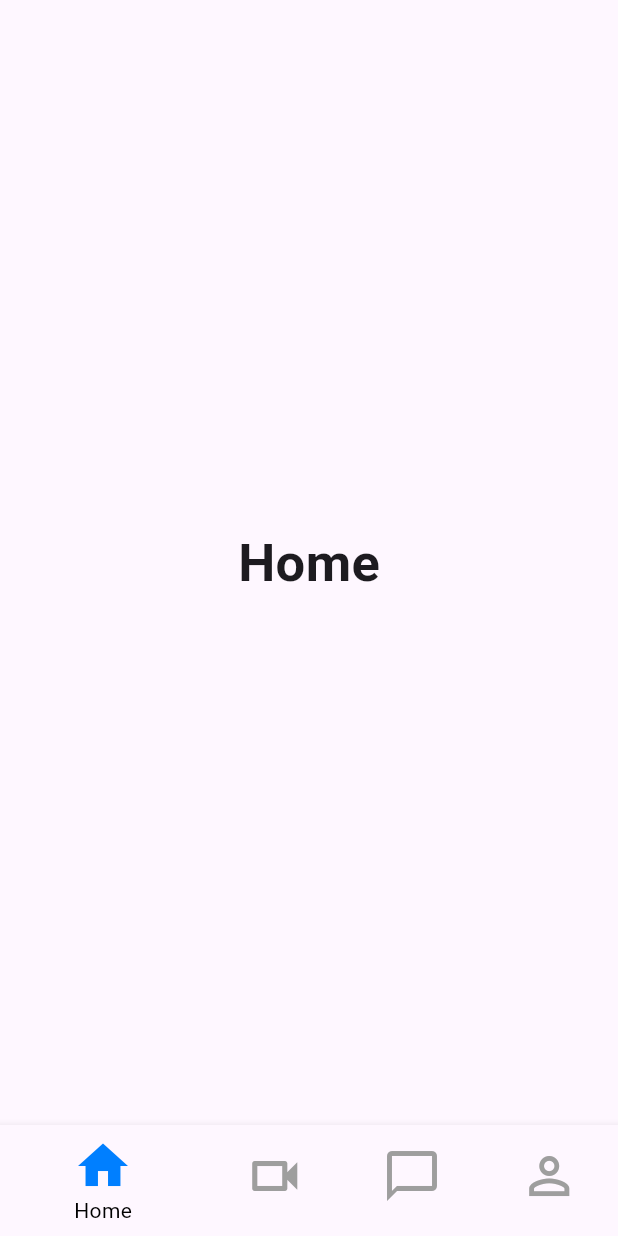
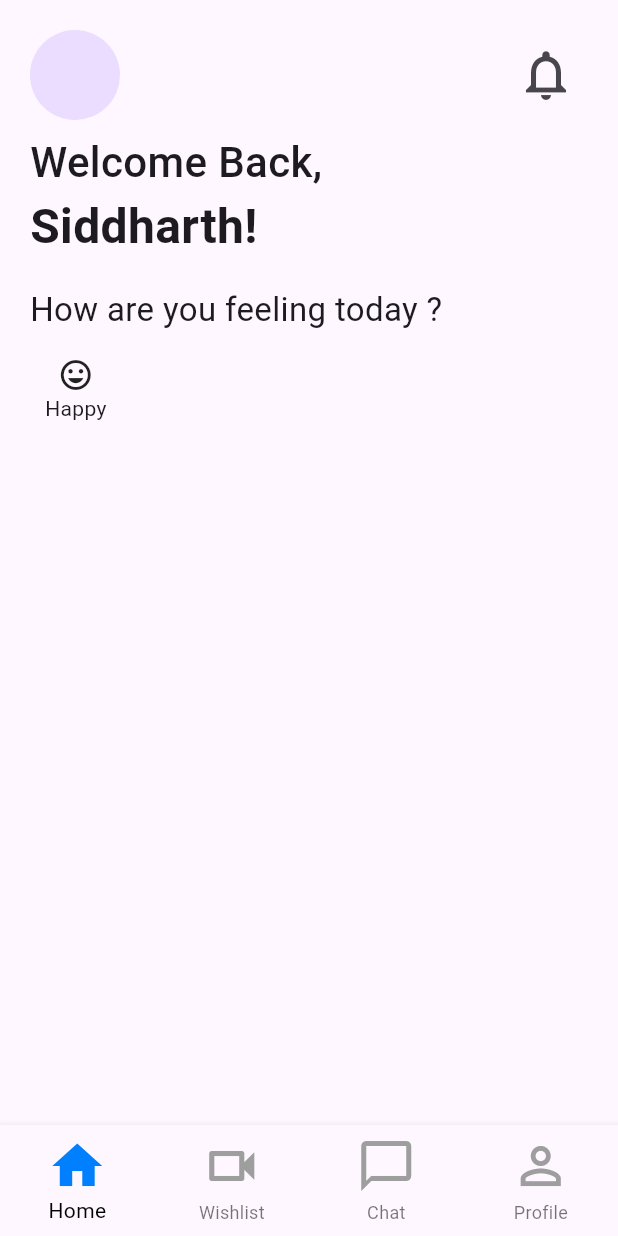
Before and after one commit to KuldeepRathor/Mind-Map, a Flutter app: the screen it shows after launch, on a phone screen of 412 x 824 dp. Run offline on Flutter 3.47's test engine with Material 3 defaults, Android fonts, the phone set to English and light mode, and no system bars.

```diff
--- /dev/null
+++ b/lib/features/home/home_screen.dart
@@ -0,0 +1,88 @@
+import 'package:flutter/material.dart';
+
+class HomeScreen extends StatelessWidget {
+  const HomeScreen({super.key});
+
+  @override
+  Widget build(BuildContext context) {
+    Size size = MediaQuery.of(context).size;
+    return Scaffold(
+      body: Padding(
+        padding: const EdgeInsets.all(20),
+        child: Column(
+          crossAxisAlignment: CrossAxisAlignment.start,
+          children: [
+            Row(
+              children: [
+                const CircleAvatar(
+                  radius: 30,
+                ),
+                const Spacer(),
+                IconButton(
+                  onPressed: () {},
+                  icon: const Icon(
+                    Icons.notifications_outlined,
+                    size: 40,
+                  ),
+                ),
+              ],
+            ),
+            SizedBox(
+              height: size.height * 0.01,
+            ),
+            const Text(
+              'Welcome Back,',
+              style: TextStyle(
+                fontSize: 28,
+                fontWeight: FontWeight.w500,
+              ),
+            ),
+            const Text(
+              'Siddharth!',
+              style: TextStyle(
+                fontSize: 32,
+                fontWeight: FontWeight.bold,
+              ),
+            ),
+            // SizedBox(
+            //   height: size.height * 0.01,
+            // ),
+            // const Text(
+            //   'Let\'s get started with your daily checkup.',
+            //   style: TextStyle(
+            //     fontSize: 20,
+            //     fontWeight: FontWeight.w500,
+            //   ),
+            // ),
+            SizedBox(
+              height: size.height * 0.02,
+            ),
+            const Text(
+              'How are you feeling today ?',
+              style: TextStyle(
+                fontSize: 22,
+                fontWeight: FontWeight.w400,
+              ),
+            ),
+            SizedBox(
+              height: size.height * 0.02,
+            ),
+            Row(
+              children: [
+                Padding(
+                  padding: const EdgeInsets.symmetric(horizontal: 10),
+                  child: Column(
+                    children: [
+                      Icon(Icons.tag_faces_sharp),
+                      Text("Happy"),
+                    ],
+                  ),
+                ),
+              ],
+            )
+          ],
+        ),
+      ),
+    );
+  }
+}
--- a/lib/widgets/btnavbar.dart
+++ b/lib/widgets/btnavbar.dart
@@ -1,4 +1,6 @@
 import 'package:flutter/material.dart';
+import 'package:flutter/services.dart';
+import 'package:mind_map/features/home/home_screen.dart';
 
 class Btnavbar extends StatefulWidget {
   @override
@@ -8,13 +10,7 @@ class Btnavbar extends StatefulWidget {
 class _BtnavbarState extends State<Btnavbar> {
   int _selectedIndex = 0;
   static final List<Widget> _widgetOptions = <Widget>[
-    const Text(
-      'Home',
-      style: TextStyle(
-        fontSize: 35,
-        fontWeight: FontWeight.bold,
-      ),
-    ),
+    HomeScreen(),
     const Text(
       'Bookings',
       style: TextStyle(
@@ -46,7 +42,10 @@ class _BtnavbarState extends State<Btnavbar> {
 
   @override
   Widget build(BuildContext context) {
-    return Scaffold(
+    return SafeArea(
+      child: AnnotatedRegion(
+        value: const SystemUiOverlayStyle(statusBarColor: Colors.white),
+        child: Scaffold(
           body: Center(
             child: _widgetOptions.elementAt(_selectedIndex),
           ),
@@ -97,12 +96,15 @@ class _BtnavbarState extends State<Btnavbar> {
                 label: 'Profile',
               ),
             ],
-          type: BottomNavigationBarType.shifting,
+            type: BottomNavigationBarType.fixed,
             currentIndex: _selectedIndex,
             selectedItemColor: Colors.black,
             iconSize: 40,
             onTap: _onItemTapped,
-          elevation: 5),
+            elevation: 5,
+          ),
+        ),
+      ),
     );
   }
 }
```
Lines whose indentation alone changed are shown as unchanged.
